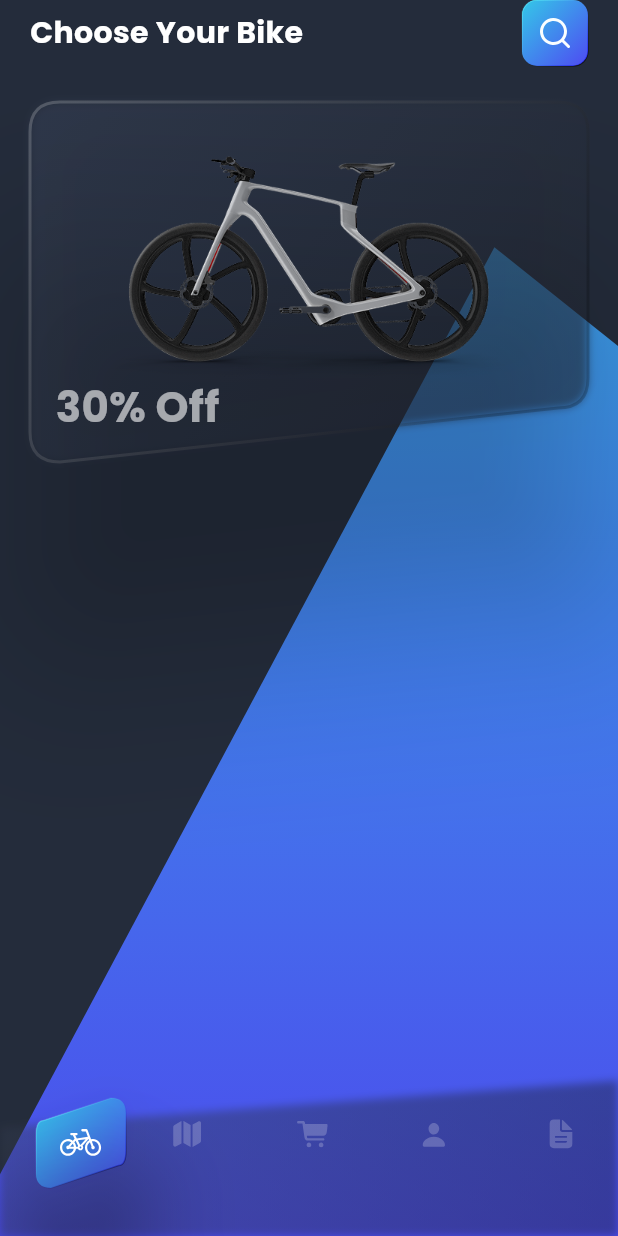
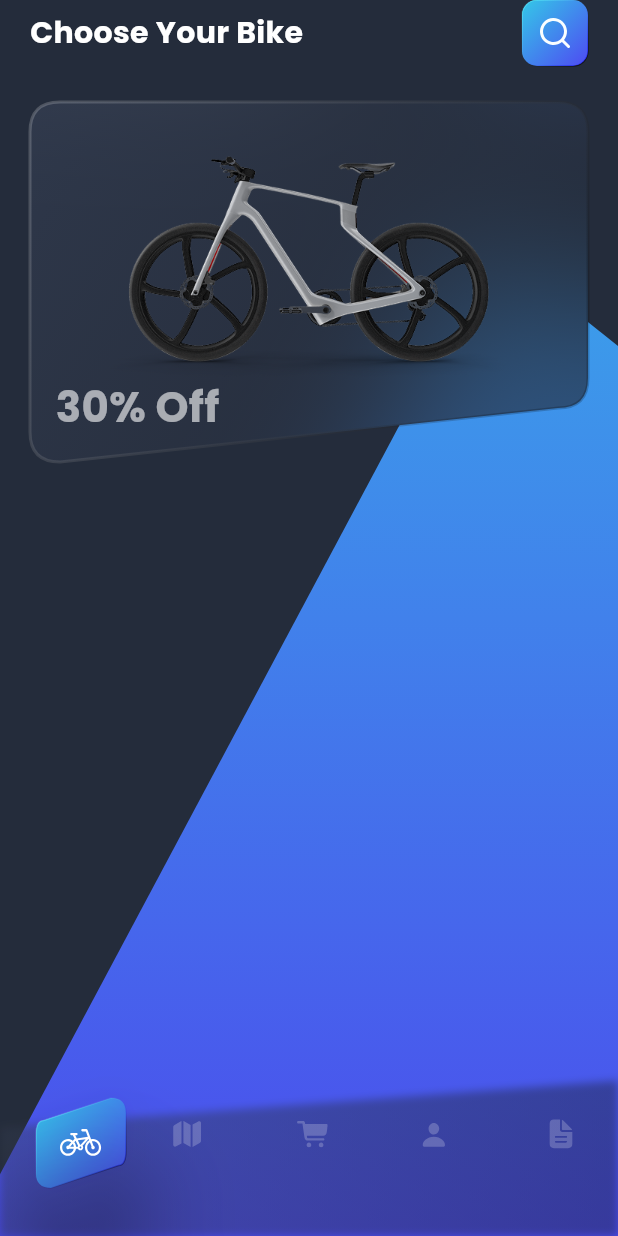
Before and after one commit to jabguru/Bike-Shopping, a Flutter app: the screen it shows after launch, on a phone screen of 412 x 824 dp. Run offline on Flutter 3.47's test engine with Material 3 defaults, Android fonts, the phone set to English and light mode, and no system bars; our stand-ins replace flutter_svg, vector_graphics.

Commit message:
added blur to custom container, refactored

```diff
--- a/lib/screens/home.dart
+++ b/lib/screens/home.dart
@@ -1,5 +1,6 @@
 import 'package:bike_shopping/gen/assets.gen.dart';
 import 'package:bike_shopping/theme/colors.dart';
+import 'package:bike_shopping/theme/theme.dart';
 import 'package:bike_shopping/widgets/bottom_nav_bar.dart';
 import 'package:bike_shopping/widgets/button.dart';
 import 'package:bike_shopping/widgets/custom_container.dart';
@@ -44,9 +45,11 @@ class HomeScreen extends StatelessWidget {
                         children: [
                           CustomContainer(
                             width: double.infinity,
+                            gradient: AppTheme.greyBlueGradient,
                             height: 240.0,
                             isBottomRightSkew: true,
                             hasStroke: true,
+                            isBlur: true,
                             child: Padding(
                               padding: const EdgeInsets.fromLTRB(
                                 17.0,
--- a/lib/widgets/bottom_nav_bar.dart
+++ b/lib/widgets/bottom_nav_bar.dart
@@ -1,4 +1,5 @@
 import 'package:bike_shopping/gen/assets.gen.dart';
+import 'package:bike_shopping/theme/theme.dart';
 import 'package:bike_shopping/widgets/custom_container.dart';
 import 'package:flutter/material.dart';
 
@@ -87,6 +88,7 @@ class _BottomNavBarState extends State<BottomNavBar>
                 child: CustomContainer(
                   hasStroke: true,
                   isCentered: true,
+                  gradient: AppTheme.linearGradient,
                   child: _getSelectedIcon().svg(
                     colorFilter: ColorFilter.mode(
                       Colors.white,
--- a/lib/widgets/custom_container.dart
+++ b/lib/widgets/custom_container.dart
@@ -1,3 +1,5 @@
+import 'dart:ui';
+
 import 'package:bike_shopping/theme/colors.dart';
 import 'package:bike_shopping/theme/theme.dart';
 import 'package:flutter/material.dart';
@@ -7,10 +9,12 @@ class CustomContainer extends StatelessWidget {
     super.key,
     this.width = 60,
     this.height = 60.0,
-    required this.child,
     this.isBottomRightSkew = false,
     this.hasStroke = false,
     this.isCentered = false,
+    this.isBlur = false,
+    required this.child,
+    required this.gradient,
   });
   final double width;
   final double height;
@@ -18,25 +22,42 @@ class CustomContainer extends StatelessWidget {
   final bool isBottomRightSkew;
   final bool hasStroke;
   final bool isCentered;
+  final bool isBlur;
+  final LinearGradient gradient;
 
   @override
   Widget build(BuildContext context) {
     return Stack(
       alignment: isCentered ? Alignment.center : AlignmentDirectional.topStart,
       children: [
+        if (isBlur)
+          ClipPath(
+            clipper: CustomContainerClipper(
+              isBottomRightSkew: isBottomRightSkew,
+            ),
+            child: BackdropFilter(
+              filter: ImageFilter.blur(sigmaX: 50.0, sigmaY: 50.0),
+              child: Container(
+                width: width,
+                height: height,
+                decoration: BoxDecoration(gradient: gradient),
+              ),
+            ),
+          ),
         Stack(
           children: [
-            CustomPaint(
-              painter: isBottomRightSkew
-                  ? BottomRightSkewPainter()
-                  : FullSkewPainter(),
-              size: Size(width, height),
-            ),
+            if (!isBlur)
+              CustomPaint(
+                painter: isBottomRightSkew
+                    ? BottomRightSkewPainter()
+                    : FullSkewPainter(gradient: gradient),
+                size: Size(width, height),
+              ),
             if (hasStroke)
               CustomPaint(
                 painter: isBottomRightSkew
                     ? BottomRightSkewPainter(isStroke: true)
-                    : FullSkewPainter(isStroke: true),
+                    : FullSkewPainter(isStroke: true, gradient: gradient),
                 size: Size(width, height),
               ),
           ],
@@ -48,29 +69,13 @@ class CustomContainer extends StatelessWidget {
 }
 
 class FullSkewPainter extends CustomPainter {
-  const FullSkewPainter({this.isStroke = false});
+  const FullSkewPainter({this.isStroke = false, required this.gradient});
   final bool isStroke;
+  final LinearGradient gradient;
 
   @override
   void paint(Canvas canvas, Size size) {
-    final radius = 10.0;
-
-    final path = Path()
-      ..moveTo(radius, size.height)
-      ..lineTo(size.width - radius + 5, size.height * 0.75)
-      ..quadraticBezierTo(
-        size.width,
-        size.height * 0.75,
-        size.width,
-        size.height * 0.75 - radius,
-      )
-      ..lineTo(size.width, radius)
-      ..quadraticBezierTo(size.width, 0, size.width - radius, 0)
-      ..lineTo(radius - 5, size.height * 0.25)
-      ..quadraticBezierTo(0, size.height * 0.25, 0, size.height * 0.25 + radius)
-      ..lineTo(0, size.height - radius)
-      ..quadraticBezierTo(0, size.height, radius, size.height)
-      ..close();
+    Path path = CustomPaths.fullSkewPath(size);
 
     if (isStroke) {
       final paint = Paint()
@@ -84,7 +89,7 @@ class FullSkewPainter extends CustomPainter {
       canvas.drawPath(path, paint);
     } else {
       final fillPaint = Paint()
-        ..shader = AppTheme.linearGradient.createShader(
+        ..shader = gradient.createShader(
           Rect.fromLTWH(0, 0, size.width, size.height),
         );
       canvas.drawPath(path, fillPaint);
@@ -109,24 +114,7 @@ class BottomRightSkewPainter extends CustomPainter {
 
   @override
   void paint(Canvas canvas, Size size) {
-    final radius = 20.0;
-
-    final path = Path()
-      ..moveTo(radius, 0)
-      ..lineTo(size.width - radius, 0)
-      ..quadraticBezierTo(size.width, 0, size.width, radius)
-      ..lineTo(size.width, size.height * 0.85 - radius)
-      ..quadraticBezierTo(
-        size.width,
-        size.height * 0.85,
-        size.width - radius,
-        size.height * 0.85,
-      )
-      ..lineTo(radius, size.height)
-      ..quadraticBezierTo(0, size.height, 0, size.height - radius)
-      ..lineTo(0, radius)
-      ..quadraticBezierTo(0, 0, radius, 0)
-      ..close();
+    Path path = CustomPaths.bottomRightKewPath(size);
 
     if (isStroke) {
       LinearGradient strokeGradient = LinearGradient(
@@ -152,8 +140,7 @@ class BottomRightSkewPainter extends CustomPainter {
       final fillPaint = Paint()
         ..shader = AppTheme.greyBlueGradient.createShader(
           Rect.fromLTWH(0, 0, size.width, size.height),
-        )
-        ..maskFilter = MaskFilter.blur(BlurStyle.normal, 3);
+        );
       canvas.drawPath(path, fillPaint);
       canvas.drawShadow(
         path,
@@ -169,3 +156,65 @@ class BottomRightSkewPainter extends CustomPainter {
     return false;
   }
 }
+
+class CustomContainerClipper extends CustomClipper<Path> {
+  final bool isBottomRightSkew;
+
+  CustomContainerClipper({required this.isBottomRightSkew});
+
+  @override
+  Path getClip(Size size) {
+    if (isBottomRightSkew) {
+      return CustomPaths.bottomRightKewPath(size);
+    } else {
+      return CustomPaths.fullSkewPath(size);
+    }
+  }
+
+  @override
+  bool shouldReclip(covariant CustomClipper<Path> oldClipper) => false;
+}
+
+class CustomPaths {
+  static Path bottomRightKewPath(Size size) {
+    final radius = 20.0;
+    final path = Path()
+      ..moveTo(radius, 0)
+      ..lineTo(size.width - radius, 0)
+      ..quadraticBezierTo(size.width, 0, size.width, radius)
+      ..lineTo(size.width, size.height * 0.85 - radius)
+      ..quadraticBezierTo(
+        size.width,
+        size.height * 0.85,
+        size.width - radius,
+        size.height * 0.85,
+      )
+      ..lineTo(radius, size.height)
+      ..quadraticBezierTo(0, size.height, 0, size.height - radius)
+      ..lineTo(0, radius)
+      ..quadraticBezierTo(0, 0, radius, 0)
+      ..close();
+    return path;
+  }
+
+  static Path fullSkewPath(Size size) {
+    final radius = 10.0;
+    final path = Path()
+      ..moveTo(radius, size.height)
+      ..lineTo(size.width - radius + 5, size.height * 0.75)
+      ..quadraticBezierTo(
+        size.width,
+        size.height * 0.75,
+        size.width,
+        size.height * 0.75 - radius,
+      )
+      ..lineTo(size.width, radius)
+      ..quadraticBezierTo(size.width, 0, size.width - radius, 0)
+      ..lineTo(radius - 5, size.height * 0.25)
+      ..quadraticBezierTo(0, size.height * 0.25, 0, size.height * 0.25 + radius)
+      ..lineTo(0, size.height - radius)
+      ..quadraticBezierTo(0, size.height, radius, size.height)
+      ..close();
+    return path;
+  }
+}
```
